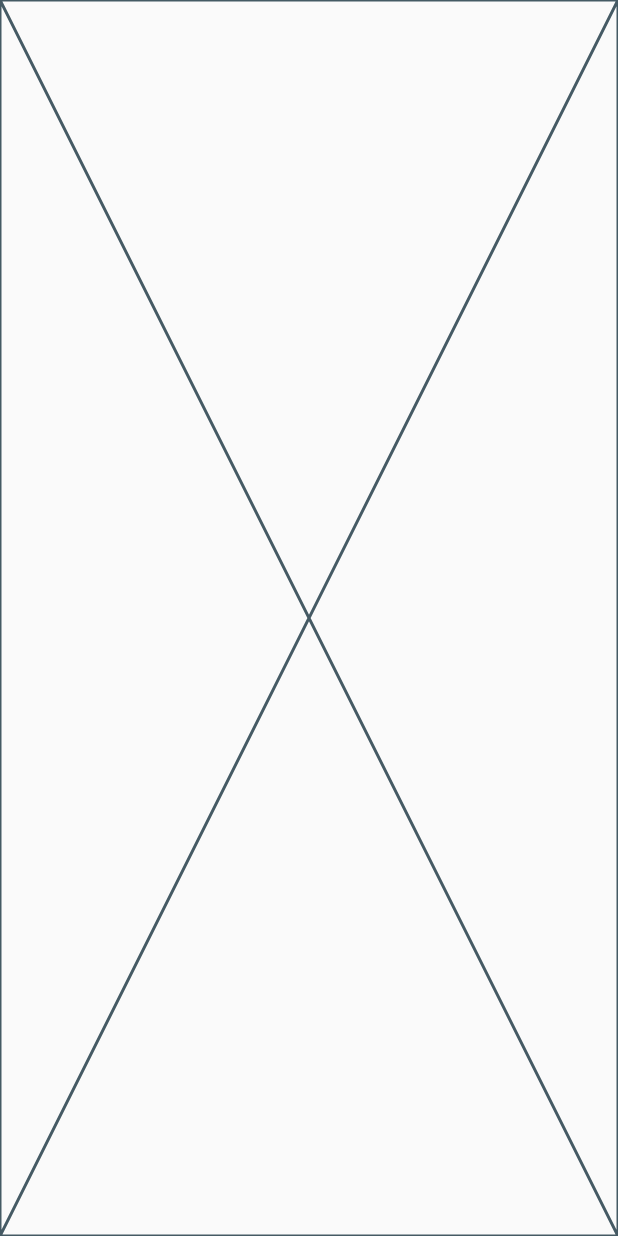
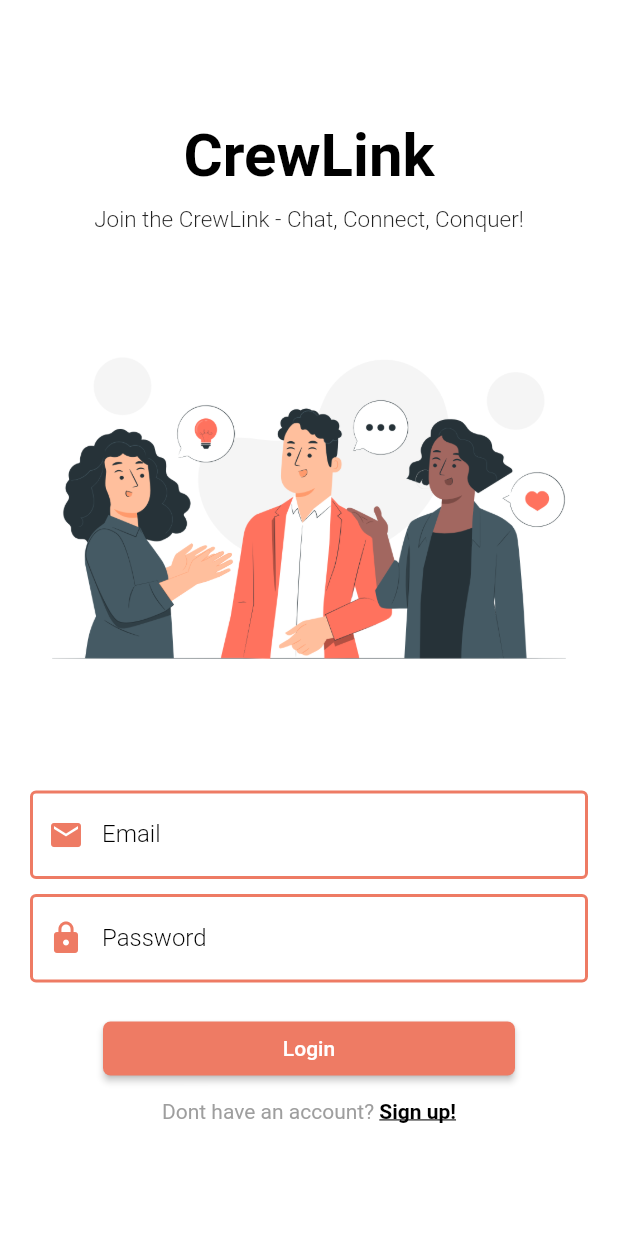
Before and after one commit to IhabMks/CrewLink, a Flutter app: the screen it shows after launch, on a phone screen of 412 x 824 dp. Run offline on Flutter 3.47's test engine with Material 2 defaults, Android fonts, the phone set to English and light mode, and no system bars; our stand-ins replace firebase_core, shared_preferences; accounts and stored records are empty.

Commit message:
Add LoginPage + setup SharedPreference + initialized Firebase at start

```diff
--- /dev/null
+++ b/lib/helper/helper_functions.dart
@@ -0,0 +1,12 @@
+import 'package:shared_preferences/shared_preferences.dart';
+
+class HelperFunctions {
+  static const String USERLOGGEDINKEY = "LOGGEDINKEY";
+  static const String USERNAMEKEY = "USERNAMEKEY";
+  static const String USEREMAILKEY = "USEREMAILKEY";
+
+  static Future<bool?> getUserLoggedInStatus() async {
+    SharedPreferences sf = await SharedPreferences.getInstance();
+    return sf.getBool(USERLOGGEDINKEY);
+  }
+}
--- a/lib/main.dart
+++ b/lib/main.dart
@@ -1,14 +1,57 @@
+import 'package:chatapp/helper/helper_functions.dart';
+import 'package:chatapp/pages/home_page.dart';
+import 'package:chatapp/pages/login_page.dart';
+import 'package:chatapp/shared/constant.dart';
+import 'package:firebase_core/firebase_core.dart';
 import 'package:flutter/material.dart';
+import 'package:flutter/foundation.dart';
 
-void main() {
-  runApp(const MaterialApp(home: Scaffold(body: MyApp())));
+void main() async {
+  WidgetsFlutterBinding.ensureInitialized();
+  if (kIsWeb) {
+    await Firebase.initializeApp(
+        options: FirebaseOptions(
+            apiKey: Constant.apiKey,
+            appId: Constant.appId,
+            messagingSenderId: Constant.messagingSenderId,
+            projectId: Constant.projectId));
+  } else {
+    await Firebase.initializeApp();
+  }
+  runApp(const MyApp());
 }
 
-class MyApp extends StatelessWidget {
+class MyApp extends StatefulWidget {
   const MyApp({super.key});
 
   @override
+  State<MyApp> createState() => _MyAppState();
+}
+
+class _MyAppState extends State<MyApp> {
+  bool _hasCredentials = false;
+
+  @override
+  void initState() {
+    super.initState();
+    getUserLoggedInStatus();
+  }
+
+  getUserLoggedInStatus() async {
+    await HelperFunctions.getUserLoggedInStatus().then((value) {
+      if (value != null) {
+        _hasCredentials = value;
+      }
+    });
+  }
+
+  @override
   Widget build(BuildContext context) {
-    return const Placeholder();
+    return MaterialApp(
+        theme: ThemeData(
+            primaryColor: Constant.primaryColor,
+            scaffoldBackgroundColor: Colors.white),
+        debugShowCheckedModeBanner: false,
+        home: _hasCredentials ? const HomePage() : const LoginPage());
   }
 }
--- /dev/null
+++ b/lib/pages/home_page.dart
@@ -0,0 +1,16 @@
+import 'package:flutter/material.dart';
+
+class HomePage extends StatefulWidget {
+  const HomePage({super.key});
+
+  @override
+  State<HomePage> createState() => _HomePageState();
+}
+
+class _HomePageState extends State<HomePage> {
+  @override
+  Widget build(BuildContext context) {
+    return Scaffold(
+        body: Container(child: const Center(child: Text("HomePage"))));
+  }
+}
--- /dev/null
+++ b/lib/pages/login_page.dart
@@ -0,0 +1,112 @@
+import 'package:chatapp/widgets/widgets.dart';
+import 'package:flutter/gestures.dart';
+import 'package:flutter/material.dart';
+
+class LoginPage extends StatefulWidget {
+  const LoginPage({super.key});
+
+  @override
+  State<LoginPage> createState() => _LoginPageState();
+}
+
+class _LoginPageState extends State<LoginPage> {
+  final _formKey = GlobalKey<FormState>();
+  String email = "";
+  String password = "";
+  @override
+  Widget build(BuildContext context) {
+    return Scaffold(
+        body: SingleChildScrollView(
+      child: Padding(
+        padding: const EdgeInsets.symmetric(horizontal: 20, vertical: 80),
+        child: Form(
+          key: _formKey,
+          child: Column(
+              mainAxisAlignment: MainAxisAlignment.center,
+              crossAxisAlignment: CrossAxisAlignment.center,
+              children: <Widget>[
+                const Text("CrewLink",
+                    style: TextStyle(
+                        color: Colors.black,
+                        fontSize: 40,
+                        fontWeight: FontWeight.bold)),
+                const SizedBox(height: 10),
+                const Text(
+                  "Join the CrewLink - Chat, Connect, Conquer!",
+                  style: TextStyle(fontSize: 15, fontWeight: FontWeight.w300),
+                ),
+                Image.asset("assets/images/login.png"),
+                TextFormField(
+                  decoration: textInputDecoration.copyWith(
+                      labelText: "Email",
+                      prefixIcon: Icon(Icons.email,
+                          color: Theme.of(context).primaryColor)),
+                  onChanged: (value) => email = value,
+                  // checkValidation
+                  validator: (value) {
+                    // Regex pattern for email validation
+                    return RegExp(
+                      r"^[a-zA-Z0-9.a-zA-Z0-9.!#$%&'*+-/=?^_`{|}~]+@[a-zA-Z0-9]+\.[a-zA-Z]+",
+                    ).hasMatch(value!)
+                        ? null
+                        : "Please enter a valid email address";
+                  },
+                ),
+                const SizedBox(
+                  height: 10,
+                ),
+                TextFormField(
+                  obscureText: true,
+                  decoration: textInputDecoration.copyWith(
+                      labelText: "Password",
+                      prefixIcon: Icon(Icons.lock,
+                          color: Theme.of(context).primaryColor)),
+                  onChanged: (value) => password = value,
+                  validator: (value) {
+                    // Regex pattern for password validation
+                    return RegExp(
+                                r"^(?=.*?[A-Z])(?=.*?[a-z])(?=.*?[0-9])(?=.*?[#?!@$%^&*-]).{8,}$")
+                            .hasMatch(value!)
+                        ? null
+                        : " Please use at least 8 characters with a mix of lowercase, uppercase, numbers, and symbols";
+                  },
+                ),
+                const SizedBox(height: 20),
+                SizedBox(
+                    width: MediaQuery.of(context).size.width / 1.5,
+                    child: ElevatedButton(
+                        style: ElevatedButton.styleFrom(
+                            backgroundColor: Theme.of(context).primaryColor,
+                            shape: RoundedRectangleBorder(
+                                borderRadius: BorderRadius.circular(5))),
+                        onPressed: () => login(),
+                        child: const Padding(
+                          padding: EdgeInsets.all(10.0),
+                          child: Text("Login"),
+                        ))),
+                const SizedBox(height: 10),
+                Text.rich(TextSpan(
+                    text: "Dont have an account? ",
+                    style: const TextStyle(
+                        color: Colors.grey,
+                        fontWeight: FontWeight.w400,
+                        fontSize: 14),
+                    children: <InlineSpan>[
+                      TextSpan(
+                          text: "Sign up!",
+                          style: const TextStyle(
+                              color: Colors.black,
+                              fontWeight: FontWeight.w600,
+                              decoration: TextDecoration.underline),
+                          recognizer: TapGestureRecognizer()..onTap = () {})
+                    ]))
+              ]),
+        ),
+      ),
+    ));
+  }
+
+  login() {
+    if (_formKey.currentState!.validate()) {}
+  }
+}
--- /dev/null
+++ b/lib/shared/constant.dart
@@ -0,0 +1,9 @@
+import 'package:flutter/material.dart';
+
+class Constant {
+  static String apiKey = "AIzaSyDqqQQajguGfUXt3C3aZq4fxJejTf81w-E";
+  static String appId = "1:578997635609:web:91764c3d9f189a5790f888";
+  static String messagingSenderId = "578997635609";
+  static String projectId = "flutter-chatapp-b73f0";
+  static const primaryColor = Color(0xFFee7b64);
+}
--- /dev/null
+++ b/lib/widgets/widgets.dart
@@ -0,0 +1,18 @@
+import 'package:chatapp/shared/constant.dart';
+import 'package:flutter/material.dart';
+
+const textInputDecoration = InputDecoration(
+  labelStyle: TextStyle(color: Colors.black, fontWeight: FontWeight.w300),
+  focusedBorder: OutlineInputBorder(
+    borderSide: BorderSide(color: Colors.blue, width: 2),
+  ),
+  enabledBorder: OutlineInputBorder(
+    borderSide: BorderSide(color: Constant.primaryColor, width: 2),
+  ),
+  errorBorder: OutlineInputBorder(
+    borderSide: BorderSide(color: Colors.red, width: 2),
+  ),
+  focusedErrorBorder: OutlineInputBorder(
+    borderSide: BorderSide(color: Colors.blue, width: 2),
+  ),
+);
```
